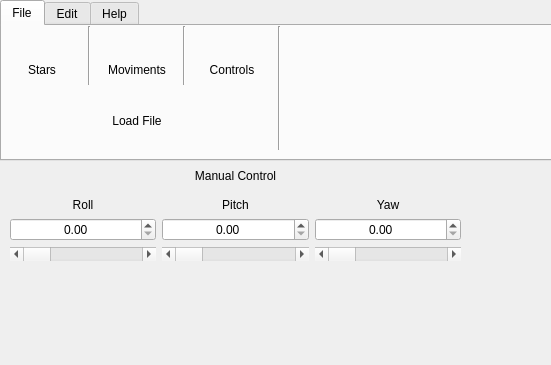
The window that star_tracker/resources/MainWindow.ui (HebertWP/star-tracker-simulator) describes before a commit, drawn with Qt 5; both pictures show x 0 to 551 and y 0 to 365 of the 832 by 672 pixel window.
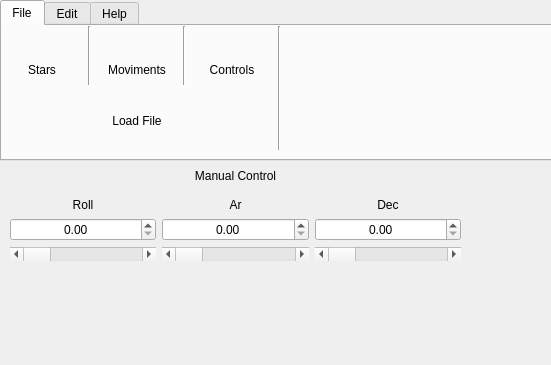
The same window after the commit. Icons and pictures are not drawn. Custom widgets are drawn as their Qt base class.

```diff
--- a/star_tracker/resources/MainWindow.ui
+++ b/star_tracker/resources/MainWindow.ui
@@ -90,7 +90,7 @@
          <item>
           <widget class="QLabel" name="label_8">
            <property name="text">
-            <string>Pitch</string>
+            <string>Ar</string>
            </property>
            <property name="alignment">
             <set>Qt::AlignCenter</set>
@@ -124,7 +124,7 @@
          <item>
           <widget class="QLabel" name="label_6">
            <property name="text">
-            <string>Yaw</string>
+            <string>Dec</string>
            </property>
            <property name="alignment">
             <set>Qt::AlignCenter</set>
```
Left out of the diff: 27 changed lines with no effect on the pictures.
